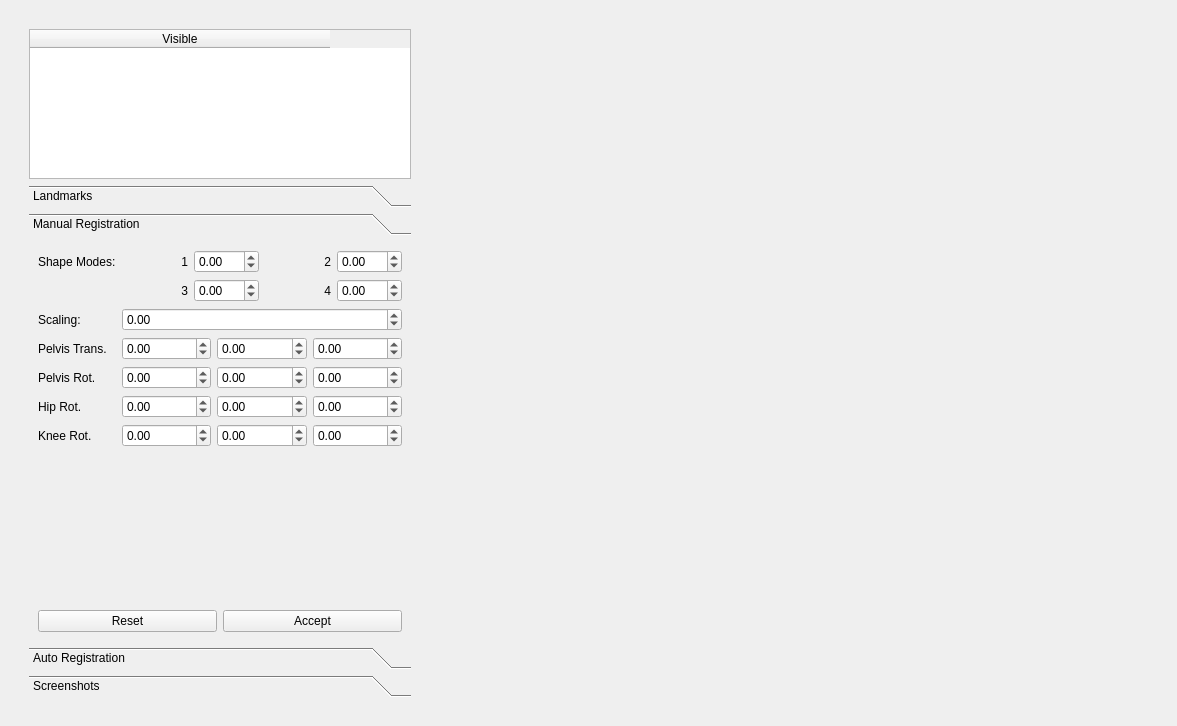
First picture: the form in mapclientplugins/fieldworklowerlimb2sidegenerationstep/qt/lowerlimbgenerationdialog.ui, repository mapclient-plugins/fieldworklowerlimb2sidegenerationstep, before the edit.
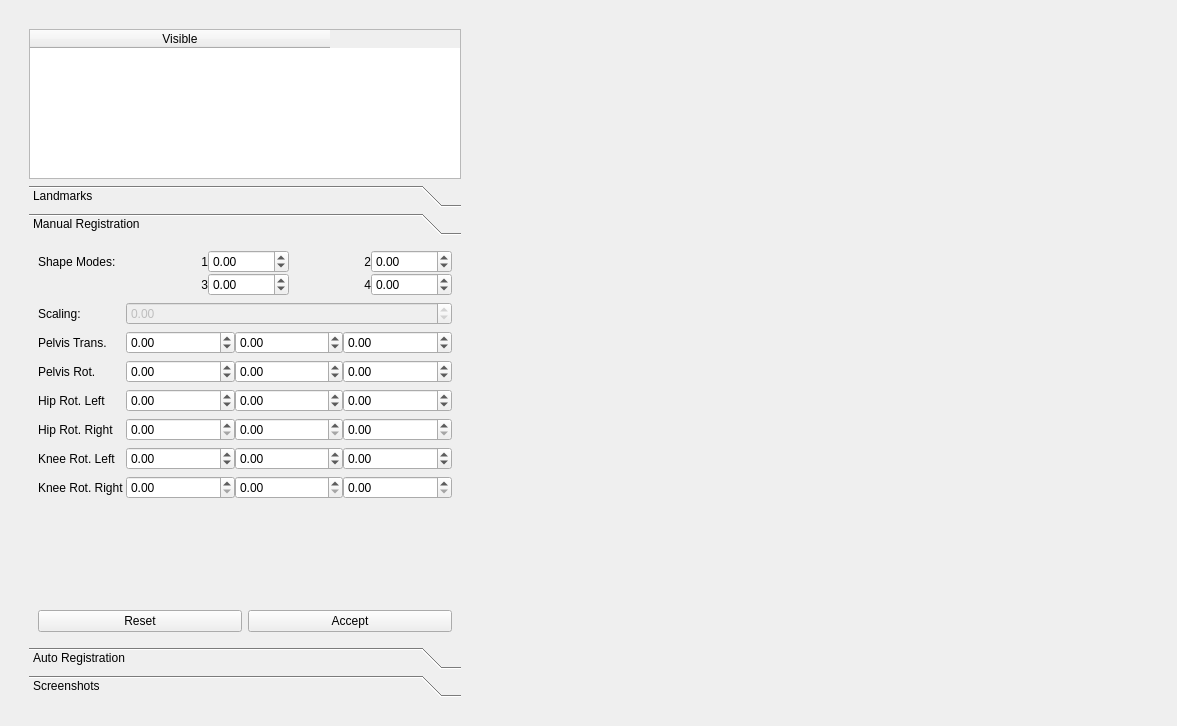
Second picture: the form after the edit. The open tabs and pages were chosen to show the change. Custom widgets are drawn as their Qt base class.

```diff
--- a/mapclientplugins/fieldworklowerlimb2sidegenerationstep/qt/lowerlimbgenerationdialog.ui
+++ b/mapclientplugins/fieldworklowerlimb2sidegenerationstep/qt/lowerlimbgenerationdialog.ui
@@ -58,7 +58,7 @@
         </property>
         <property name="minimumSize">
          <size>
-          <width>400</width>
+          <width>450</width>
           <height>0</height>
          </size>
         </property>
@@ -212,7 +212,7 @@
              <rect>
               <x>0</x>
               <y>0</y>
-              <width>421</width>
+              <width>432</width>
               <height>392</height>
              </rect>
             </property>
@@ -225,6 +225,9 @@
                <property name="fieldGrowthPolicy">
                 <enum>QFormLayout::AllNonFixedFieldsGrow</enum>
                </property>
+               <property name="horizontalSpacing">
+                <number>2</number>
+               </property>
                <item row="1" column="0">
                 <widget class="QLabel" name="label_14">
                  <property name="text">
@@ -324,7 +327,7 @@
                <item row="5" column="0">
                 <widget class="QLabel" name="label_21">
                  <property name="text">
-                  <string>Hip Rot.</string>
+                  <string>Hip Rot. Left</string>
                  </property>
                 </widget>
                </item>
@@ -362,14 +365,14 @@
                  </item>
                 </layout>
                </item>
-               <item row="6" column="0">
+               <item row="7" column="0">
                 <widget class="QLabel" name="label_22">
                  <property name="text">
-                  <string>Knee Rot.</string>
+                  <string>Knee Rot. Left</string>
                  </property>
                 </widget>
                </item>
-               <item row="6" column="1">
+               <item row="7" column="1">
                 <layout class="QHBoxLayout" name="horizontalLayout_14">
                  <item>
                   <widget class="QDoubleSpinBox" name="doubleSpinBox_kneex">
@@ -405,6 +408,9 @@
                </item>
                <item row="2" column="1">
                 <widget class="QDoubleSpinBox" name="doubleSpinBox_scaling">
+                 <property name="enabled">
+                  <bool>false</bool>
+                 </property>
                  <property name="minimum">
                   <double>-5.000000000000000</double>
                  </property>
@@ -512,6 +518,46 @@
                  </item>
                 </layout>
                </item>
+               <item row="6" column="0">
+                <widget class="QLabel" name="label_5">
+                 <property name="text">
+                  <string>Hip Rot. Right</string>
+                 </property>
+                </widget>
+               </item>
+               <item row="8" column="0">
+                <widget class="QLabel" name="label_7">
+                 <property name="text">
+                  <string>Knee Rot. Right</string>
+                 </property>
+                </widget>
+               </item>
+               <item row="6" column="1">
+                <layout class="QHBoxLayout" name="horizontalLayout_3">
+                 <item>
+                  <widget class="QDoubleSpinBox" name="doubleSpinBox_hiprx"/>
+                 </item>
+                 <item>
+                  <widget class="QDoubleSpinBox" name="doubleSpinBox_hipry"/>
+                 </item>
+                 <item>
+                  <widget class="QDoubleSpinBox" name="doubleSpinBox_hiprz"/>
+                 </item>
+                </layout>
+               </item>
+               <item row="8" column="1">
+                <layout class="QHBoxLayout" name="horizontalLayout_4">
+                 <item>
+                  <widget class="QDoubleSpinBox" name="doubleSpinBox_kneerx"/>
+                 </item>
+                 <item>
+                  <widget class="QDoubleSpinBox" name="doubleSpinBox_kneery"/>
+                 </item>
+                 <item>
+                  <widget class="QDoubleSpinBox" name="doubleSpinBox_kneerz"/>
+                 </item>
+                </layout>
+               </item>
               </layout>
              </item>
              <item>
```
Left out of the diff: 40 changed lines with no effect on the pictures.
